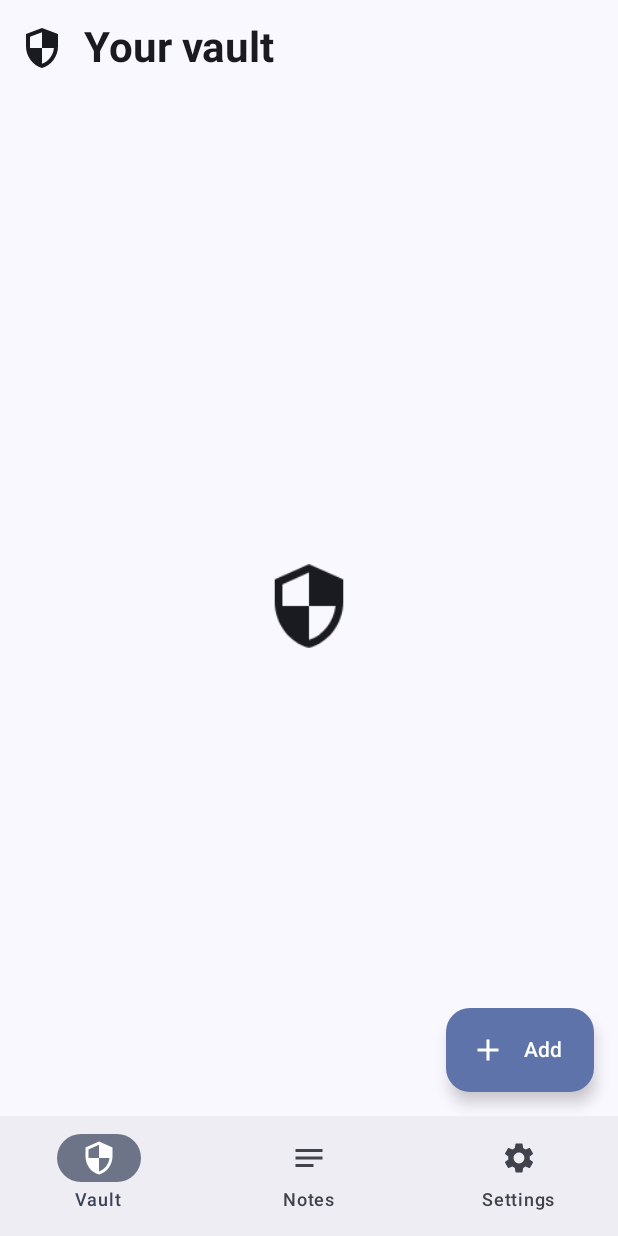
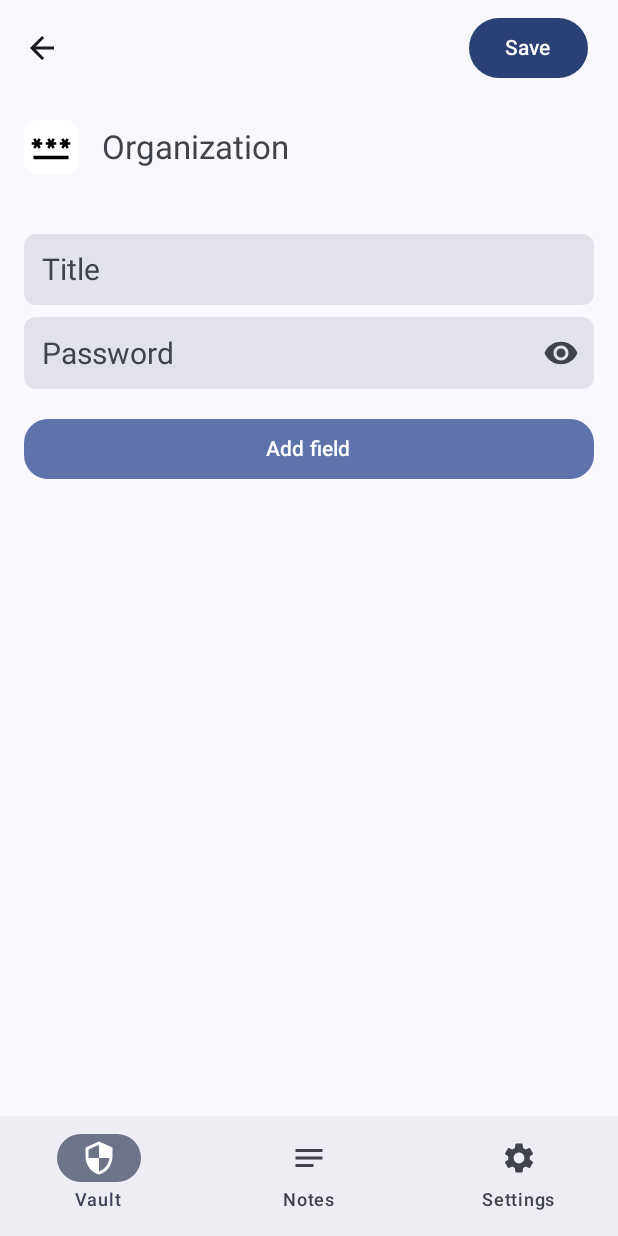
Before and after one commit to thejohnsondev/iSafe, an Android app built with Jetpack Compose: the HomeScreen screen opened through its navigation route, after a tap on "Add", on a phone screen of 412 x 824 dp. Run offline under Robolectric (Android 15) with nearby library versions, the phone set to English and light mode, and no system bars; our stand-ins replace Dagger/Hilt's generated code, Firebase (no records; nobody signed in at launch, a user with empty details on screens opened directly), accompanist; pictures from the network do not load; 4 statements that could not run were skipped.

Commit message:
Add opening the right screens from the vault screen, fix filter chips on the vault screen

```diff
--- a/app/build.gradle.kts
+++ b/app/build.gradle.kts
@@ -61,6 +61,8 @@ dependencies {
 
     implementation(project(":feature:vault"))
 
+    implementation(project(":core:model"))
+
     implementation("androidx.core:core-ktx:1.9.0")
     implementation("androidx.lifecycle:lifecycle-runtime-ktx:2.6.1")
     implementation("androidx.activity:activity-compose:1.7.2")
--- a/app/src/main/java/com/thejohnsondev/isafe/presentation/screens/home/HomeScreen.kt
+++ b/app/src/main/java/com/thejohnsondev/isafe/presentation/screens/home/HomeScreen.kt
@@ -32,6 +32,7 @@ import com.thejohnsondev.isafe.presentation.screens.passwords.add_edit_password.
 import com.thejohnsondev.isafe.presentation.screens.settings.SettingsScreen
 import com.thejohnsondev.isafe.presentation.screens.settings.SettingsViewModel
 import com.thejohnsondev.isafe.utils.fromJson
+import com.thejohnsondev.isafe.utils.toJson
 import com.thejohnsondev.vault.navigation.vaultRoute
 import com.thejohnsondev.vault.navigation.vaultScreen
 
@@ -72,8 +73,10 @@ fun HomeScreen(rootNavController: NavController) {
                 vaultScreen(
                     onAddNewPasswordClick = {
                         // TODO: implement
+                        navController.navigate("${Screens.AddEditPassword.name}/null")
                     },
                     onEditPasswordClick = {
+                        navController.navigate("${Screens.AddEditPassword.name}/${it.toJson()}\"")
                         // TODO: implement
                     }
                 )
--- a/core/common/src/main/res/values/strings.xml
+++ b/core/common/src/main/res/values/strings.xml
@@ -39,7 +39,7 @@
     <string name="save">Save</string>
     <string name="delete">Delete</string>
     <string name="all">All\n</string>
-    <string name="bank_accounts">Bank Accounts\n</string>
+    <string name="bank_accounts">Bank Accounts</string>
     <string name="copy">Copy</string>
     <string name="visibility">Visibility</string>
     <string name="edit">Edit</string>
--- a/core/designsystem/src/main/java/com/thejohnsondev/designsystem/Dimensions.kt
+++ b/core/designsystem/src/main/java/com/thejohnsondev/designsystem/Dimensions.kt
@@ -21,6 +21,7 @@ val Size86 = 86.dp
 val Size128 = 128.dp
 val Size150 = 150.dp
 
+val Text14 = 14.sp
 val Text18 = 18.sp
 val Text20 = 20.sp
 val Text22 = 22.sp
--- a/core/ui/src/main/java/com/thejohnsondev/ui/FilterGroup.kt
+++ b/core/ui/src/main/java/com/thejohnsondev/ui/FilterGroup.kt
@@ -20,8 +20,9 @@ import androidx.compose.ui.draw.clip
 import com.thejohnsondev.designsystem.Size12
 import com.thejohnsondev.designsystem.Size16
 import com.thejohnsondev.designsystem.Size32
-import com.thejohnsondev.designsystem.Size48
+import com.thejohnsondev.designsystem.Size42
 import com.thejohnsondev.designsystem.Size8
+import com.thejohnsondev.designsystem.Text14
 
 @Composable
 fun FilterGroup(
@@ -64,7 +65,7 @@ fun Chip(
 
     Box(modifier = Modifier
         .padding(horizontal = Size8, vertical = Size8)
-        .height(Size48)
+        .height(Size42)
         .clip(CircleShape)
         .background(background)
         .clickable {
@@ -79,7 +80,7 @@ fun Chip(
                 modifier = Modifier.padding(
                     vertical = Size12,
                     horizontal = if (isSelected) Size32 else Size16
-                ), text = title, color = contentColor
+                ), text = title, color = contentColor, fontSize = Text14
             )
         }
 
--- a/feature/vault/src/main/java/com/thejohnsondev/vault/VaultScreen.kt
+++ b/feature/vault/src/main/java/com/thejohnsondev/vault/VaultScreen.kt
@@ -226,7 +226,7 @@ fun Filters(
     onPasswordsClick: () -> Unit,
     onBankAccountsClick: () -> Unit,
 ) {
-    val filterAll = stringResource(id = com.thejohnsondev.common.R.string.add)
+    val filterAll = stringResource(id = com.thejohnsondev.common.R.string.all)
     val filterPasswords = stringResource(id = com.thejohnsondev.common.R.string.passwords)
     val filterBankAccounts = stringResource(id = com.thejohnsondev.common.R.string.bank_accounts)
     val filters = listOf(
```
